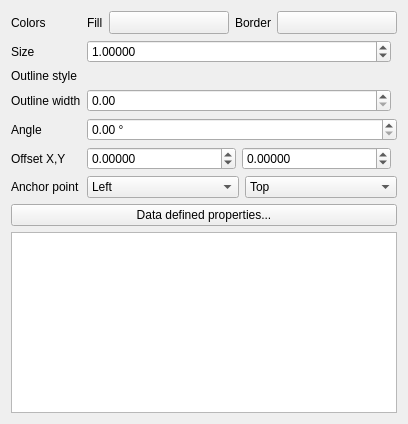
Old version of the form src/ui/symbollayer/widget_simplemarker.ui in the repository carsmie/QGIS.
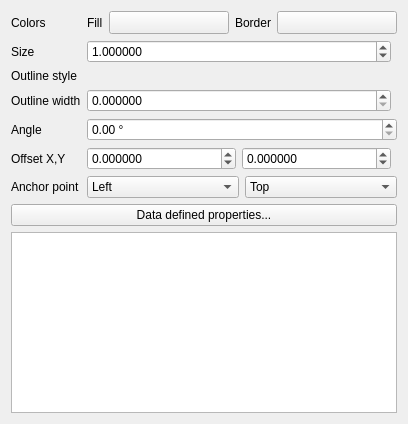
New version of the form. Custom widgets are drawn as their Qt base class.

Commit message: Standardise to 6 decimal places for controls which can be set to map units in symbology (fix #11064)

Patch:
```diff
--- a/src/ui/symbollayer/widget_simplemarker.ui
+++ b/src/ui/symbollayer/widget_simplemarker.ui
@@ -114,7 +114,7 @@
         </sizepolicy>
        </property>
        <property name="decimals">
-        <number>5</number>
+        <number>6</number>
        </property>
        <property name="maximum">
         <double>100000.000000000000000</double>
@@ -162,6 +162,9 @@
        <property name="singleStep">
         <double>0.200000000000000</double>
        </property>
+       <property name="decimals">
+        <number>6</number>
+       </property>
       </widget>
      </item>
      <item>
@@ -210,7 +213,7 @@
         </sizepolicy>
        </property>
        <property name="decimals">
-        <number>5</number>
+        <number>6</number>
        </property>
        <property name="minimum">
         <double>-100.000000000000000</double>
@@ -229,7 +232,7 @@
         </sizepolicy>
        </property>
        <property name="decimals">
-        <number>5</number>
+        <number>6</number>
        </property>
        <property name="minimum">
         <double>-100.000000000000000</double>
```
The commit also changes 11 other files.
